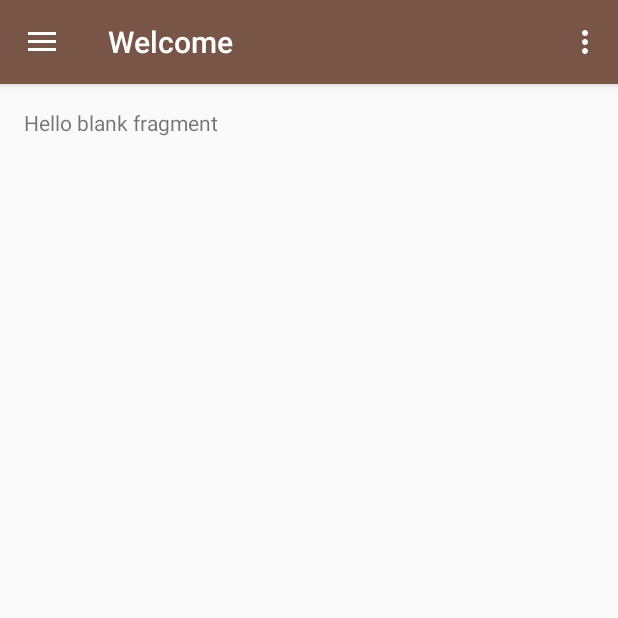
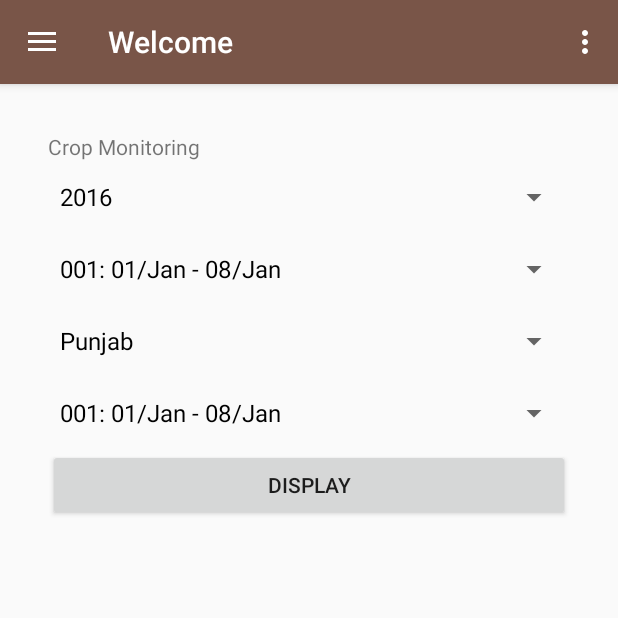
Before and after one commit to ashishjoshi1995/railtellapp, an Android app: the screen it shows after launch (Welcome), after a tap on "Classification", on a phone screen of 412 x 824 dp, the top half of it. Run offline under Robolectric (Android 15) with nearby library versions, the phone set to English and light mode, and no system bars; our stand-ins replace Picasso; pictures from the network do not load; 1 other tap on this screen came first.

Commit message:
classification form added

```diff
--- a/app/src/main/java/com/example/ashish/railtellapp/fragments/Classification.java
+++ b/app/src/main/java/com/example/ashish/railtellapp/fragments/Classification.java
@@ -2,18 +2,122 @@ package com.example.ashish.railtellapp.fragments;
 
 import android.content.Context;
 import android.net.Uri;
+import android.os.AsyncTask;
 import android.os.Bundle;
 import android.support.annotation.Nullable;
 import android.app.Fragment;
+import android.util.Log;
 import android.view.LayoutInflater;
 import android.view.View;
 import android.view.ViewGroup;
+import android.widget.AdapterView;
+import android.widget.ArrayAdapter;
+import android.widget.Button;
+import android.widget.ImageView;
+import android.widget.Spinner;
+import android.widget.Toast;
 
 import com.example.ashish.railtellapp.R;
+import com.google.android.gms.maps.GoogleMap;
+import com.google.android.gms.maps.model.LatLng;
+import com.squareup.picasso.Picasso;
+
+import org.apache.http.HttpResponse;
+import org.apache.http.HttpStatus;
+import org.apache.http.StatusLine;
+import org.apache.http.client.ClientProtocolException;
+import org.apache.http.client.HttpClient;
+import org.apache.http.client.methods.HttpGet;
+import org.apache.http.impl.client.DefaultHttpClient;
+
+import java.io.ByteArrayOutputStream;
+import java.io.IOException;
 
 
 public class Classification extends Fragment {
+    Button show;
+    ImageView view1,view2,view3;
+    private GoogleMap mgoogleMap;
+    static final LatLng TutorialsPoint = new LatLng(21 , 57);
+    Spinner year,date,state,district;
+    String[] y = {
+            "2016",
+            "2015",
+            "2014",
+            "2013",
+            "2012",
+            "2011"
+    };
+    String[] d = {
+            "001: 01/Jan - 08/Jan",
+            "009: 09/Jan - 16/Jan",
+            "017: 17/Jan - 24/Jan",
+            "025: 25/Jan - 01/Feb",
+            "033: 02/Feb - 09/Feb",
+            "041: 10/Feb - 17/Feb",
+            "049: 18/Feb - 25/Feb",
+            "057: 26/Feb - 05/Mar",
+            "065: 06/Mar - 13/Mar",
+            "073: 14/Mar - 21/Mar",
+            "081: 22/Mar - 29/Mar",
+            "089: 30/Mar - 06/Apr",
+            "097: 07/Apr - 14/Apr",
+            "105: 15/Apr - 22/Apr",
+            "113: 23/Apr - 30/Apr",
+            "121: 01/May - 08/May",
+            "129: 09/May - 16/May",
+            "137: 17/May - 24/May",
+            "145: 25/May - 01/Jun",
+            "153: 02/Jun - 07/Jun",
+            "161: 08/Jun - 17/Jun",
+            "169: 18/Jun - 25/Jun",
+            "177: 26/Jun - 03/Jul",
+            "185: 04/Jul - 11/Jul",
+            "193: 12/Jul - 19/Jul",
+            "201: 20/Jul - 27/Jul",
+            "209: 28/Jul - 04/Aug",
+            "217: 05/Aug - 12/Aug",
+            "225: 13/Aug - 20/Aug",
+            "233: 21/Aug - 28/Aug",
+            "241: 29/Aug - 05/Sep",
+            "249: 06/Sep - 14/Sep",
+            "257: 15/Sep - 21/Sep",
+            "265: 22/Sep - 29/Sep",
+            "273: 30/Sep - 07/Oct",
+            "281: 08/Oct - 15/Oct",
+            "289: 16/Oct - 23/Oct",
+            "297: 24/Oct - 31/Oct",
+            "305: 01/Nov - 08/Nov",
+            "313: 09/Nov - 16/Nov",
+            "321: 17/Nov - 24/Nov",
+            "329: 25/Nov - 02/Dec",
+            "337: 02/Dec - 10/Dec",
+            "345: 11/Dec - 18/Dec",
+            "353: 19/Dec - 26/Dec",
+            "361: 27/Dec - 31/Dec"
+    };
+    String[] s = {
+            "Punjab","Kerala","Tamil Nadu","Uttar Pradesh","Uttrakhand"
+    };
+    String[] khali = {
+    };
+    String[] pun = {
+            "Amritsar","Bathinda","Faridkot","Fatehgarh Sahib","Firozpur","Gurdaspur","Hoshiarpur","Jalandhar","Kapurthala","Ludhiana","Mansa","Moga","Muktsar","Nawan Shehar","Patiala","Rupnagar","Sangrur"
+    };
+    String[] ker = {
+            "Alappuzha","Ernakulam","Idukki","Kannur","Kasaragod","Kollam","Kottayam","Kozhikode","Malappuram","Palakkad","Pattanamtitta","Thiruvananthapuram","Thrissur","Wayanad"
+    };
+    String[] tam = {
+            "Ariyalur","Chennai","Coimbatore","Cuddalore","Dharmapuri","Dindigul","Erode","Kancheepuram","Kanniyakumari","Karur","Madurai","Nagapattinam","Namakkal","Nilgiris","Perambalur","Pudukkottai","Ramanathapuram","Salem","Sivaganga","Thanjavur","Theni","Thiruvallur","Thiruvarur","Thoothukudi","Tiruchchirappalli","Tirunelveli Kattabo","Tiruvannamalai","Vellore","Villupuram","Virudhunagar"
+    };
+    String[] up = {
+            "Agra","Aligarh","Allahabad","Ambedkar Nagar","Auraiya","Azamgarh","Badaun","Baghpat","Bahraich","Ballia","Balrampur","Banda","Bara Banki","Bareilly","Basti","Bijnor","Bulandshahr","Chandauli","Chitrakoot","Deoria","Etah","Etawah","Faizabad","Farrukhabad","Fatehpur","Firozabad","Gautam Buddha Nagar","Ghaziabad","Ghazipur","Gonda","Gorakhpur","Hamirpur","Hardoi","Hathras","Jalaun","Jaunpur","Jhansi","Jyotiba Phule Nagar","Kannauj","Kanpur Dehat","Kanpur","Kaushambi","Kushinagar","Lakhimpur Kheri","Lalitpur","Lucknow","Maharajganj","Mahoba","Mainpuri","Mathura","Mau","Meerut","Mirzapur","Moradabad","Muzaffarnagar","Pilibhit","Pratapgarh","Rae Bareli","Rampur","Saharanpur","Sant Kabir Nagar","Sant Ravi Das Nagar","Shahjahanpur","Shravasti","Siddharth Nagar","Sitapur","Sonbhadra","Sultanpur","Unnao","Varanasi"
+    };
+    String[]  utt= {
+            "Almora","Bageshwar","Chamoli","Champawat","Dehra Dun","Haridwar","Naini Tal","Pauri Garhwal","Pithoragarh","Rudra Prayag","Tehri Garhwal","Udham Singh Nagar","Uttarkashi"
 
+    };
+    String[] p = khali;
 
 
 
@@ -33,5 +137,138 @@ public class Classification extends Fragment {
     @Override
     public void onViewCreated(View view, @Nullable Bundle savedInstanceState) {
         super.onViewCreated(view, savedInstanceState);
+        super.onViewCreated(view, savedInstanceState);
+
+
+        show = (Button)view.findViewById(R.id.show_data);
+        view1 = (ImageView) view.findViewById(R.id.view1);
+        view2 = (ImageView) view.findViewById(R.id.view2);
+        view3 = (ImageView) view.findViewById(R.id.view3);
+        year =(Spinner)view.findViewById(R.id.year);
+
+        ArrayAdapter<String> adapter= new ArrayAdapter<String>(getActivity(),android.
+                R.layout.simple_spinner_dropdown_item ,y);
+
+        year.setAdapter(adapter);
+
+        year.setOnItemSelectedListener(new AdapterView.OnItemSelectedListener() {
+
+            @Override
+            public void onItemSelected(AdapterView<?> parent, View view,
+                                       int position, long id) {
+                // Get select item
+                int sid=year.getSelectedItemPosition();
+                Toast.makeText(getActivity(), "You have selected City : " + y[sid],
+                        Toast.LENGTH_SHORT).show();
+            }
+            @Override
+            public void onNothingSelected(AdapterView<?> parent) {
+                // TODO Auto-generated method stub
+            }
+        });
+
+        date =(Spinner)view.findViewById(R.id.date);
+
+        ArrayAdapter<String> adapterDate= new ArrayAdapter<String>(getActivity(),android.
+                R.layout.simple_spinner_dropdown_item ,d);
+
+        date.setAdapter(adapterDate);
+
+        date.setOnItemSelectedListener(new AdapterView.OnItemSelectedListener() {
+
+            @Override
+            public void onItemSelected(AdapterView<?> parent, View view,
+                                       int position, long id) {
+                // Get select item
+                int sid=date.getSelectedItemPosition();
+                Toast.makeText(getActivity(), "You have selected City : " + d[sid],
+                        Toast.LENGTH_SHORT).show();
+            }
+            @Override
+            public void onNothingSelected(AdapterView<?> parent) {
+                // TODO Auto-generated method stub
+            }
+        });
+
+        state =(Spinner)view.findViewById(R.id.state);
+
+        ArrayAdapter<String> adapterState= new ArrayAdapter<String>(getActivity(),android.
+                R.layout.simple_spinner_dropdown_item ,s);
+
+        state.setAdapter(adapterState);
+
+        state.setOnItemSelectedListener(new AdapterView.OnItemSelectedListener() {
+
+            @Override
+            public void onItemSelected(AdapterView<?> parent, View view,
+                                       int position, long id) {
+                // Get select item
+                int sid=state.getSelectedItemPosition();
+                if(sid==0){
+                    p=pun;
+                }
+                else if(sid==1){
+                    p=ker;
+                }
+                else if(sid==2){
+                    p=tam;
+                }
+                else if(sid==3){
+                    p=up;
+                }
+                else if(sid==4){
+                    p=utt;
+                }
+                Toast.makeText(getActivity(), "You have selected City : " + s[sid],
+                        Toast.LENGTH_SHORT).show();
+            }
+            @Override
+            public void onNothingSelected(AdapterView<?> parent) {
+                // TODO Auto-generated method stub
+            }
+        });
+        district =(Spinner)view.findViewById(R.id.district);
+
+        ArrayAdapter<String> adapterDistrict= new ArrayAdapter<String>(getActivity(),android.
+                R.layout.simple_spinner_dropdown_item , p);
+
+        district.setAdapter(adapterDate);
+
+        district.setOnItemSelectedListener(new AdapterView.OnItemSelectedListener() {
+
+            @Override
+            public void onItemSelected(AdapterView<?> parent, View view,
+                                       int position, long id) {
+                // Get select item
+                int sid=district.getSelectedItemPosition();
+                Toast.makeText(getActivity(), "You have selected City : " + p[sid],
+                        Toast.LENGTH_SHORT).show();
+            }
+            @Override
+            public void onNothingSelected(AdapterView<?> parent) {
+                // TODO Auto-generated method stub
+            }
+        });
+
+
+        show.setOnClickListener(new View.OnClickListener() {
+            @Override
+            public void onClick(View view) {
+
+//                new RequestTask().execute("http://aisiitr.in/modis/index?cboyear=2015"+
+//                        "&cbojuliandate=001&cbostate=Uttrakhand&cbodistrict=Haridwar");
+                //30.18
+                //75
+//http://aisiitr.in/modis/indexndviprofile?cbojuliandate1=001&cbostate1=Uttrakhand&cbodistrict1=Haridwar
+            }
+        });
+
+
+        // SupportMapFragment mapFragment = (SupportMapFragment) getSupportFragmentManager()
+        //       .findFragmentById(R.id.map);
+        //mapFragment.getMapAsync(this);
+
     }
+
+
 }
--- a/app/src/main/res/layout/fragment_classification.xml
+++ b/app/src/main/res/layout/fragment_classification.xml
@@ -1,13 +1,66 @@
-<FrameLayout xmlns:android="http://schemas.android.com/apk/res/android"
+
+<RelativeLayout xmlns:android="http://schemas.android.com/apk/res/android"
     xmlns:tools="http://schemas.android.com/tools"
     android:layout_width="match_parent"
     android:layout_height="match_parent"
-    tools:context="com.example.ashish.railtellapp.fragments.Classification">
+    android:paddingBottom="@dimen/activity_vertical_margin"
+    android:paddingLeft="@dimen/activity_horizontal_margin"
+    android:paddingRight="@dimen/activity_horizontal_margin"
+    android:paddingTop="@dimen/activity_vertical_margin"
+    tools:context="com.example.ashish.railtellapp.Welcome">
+    <ScrollView xmlns:android="http://schemas.android.com/apk/res/android"
+        android:layout_width="fill_parent"
+        android:layout_height="fill_parent"
+        >
 
-    <!-- TODO: Update blank fragment layout -->
-    <TextView
-        android:layout_width="match_parent"
-        android:layout_height="match_parent"
-        android:text="@string/hello_blank_fragment" />
+        <RelativeLayout
+            android:layout_width="fill_parent"
+            android:layout_height="fill_parent" >
+            <TextView
+                android:layout_width="match_parent"
+                android:layout_height="wrap_content"
+                android:id="@+id/tv4"
 
-</FrameLayout>
+                android:text="Crop Monitoring"/>
+
+            <Spinner
+                android:id="@+id/year"
+                android:layout_width="fill_parent"
+                android:layout_height="wrap_content"
+                android:layout_alignParentLeft="true"
+                android:layout_below="@+id/tv4"
+                android:popupBackground="#FFFF99"/>
+            <Spinner
+                android:id="@+id/date"
+                android:layout_width="fill_parent"
+                android:layout_height="wrap_content"
+                android:layout_alignParentLeft="true"
+                android:layout_below="@+id/year"
+                android:popupBackground="#FFFF99"/>
+            <Spinner
+                android:id="@+id/state"
+                android:layout_width="fill_parent"
+                android:layout_height="wrap_content"
+                android:layout_alignParentLeft="true"
+                android:layout_below="@+id/date"
+                android:popupBackground="#FFFF99"/>
+            <Spinner
+                android:id="@+id/district"
+                android:layout_width="fill_parent"
+                android:layout_height="wrap_content"
+                android:layout_alignParentLeft="true"
+                android:layout_below="@+id/state"
+                android:popupBackground="#FFFF99"/>
+            <Button
+                android:layout_width="match_parent"
+                android:layout_height="wrap_content"
+                android:id="@+id/show_data"
+                android:layout_below="@id/district"
+                android:text="Display"
+                />
+
+
+        </RelativeLayout>
+    </ScrollView>
+
+</RelativeLayout>
```
Also changed, not shown: app/src/main/AndroidManifest.xml (+7 -8 lines), app/src/main/java/com/example/ashish/railtellapp/Result_CropMonitoring.java (added, +302 -0 lines), app/src/main/res/layout/activity_result__crop_monitoring.xml (added, +10 -0 lines), app/src/main/res/layout/fragment_crop_monitoring.xml (+1 -62 lines).
